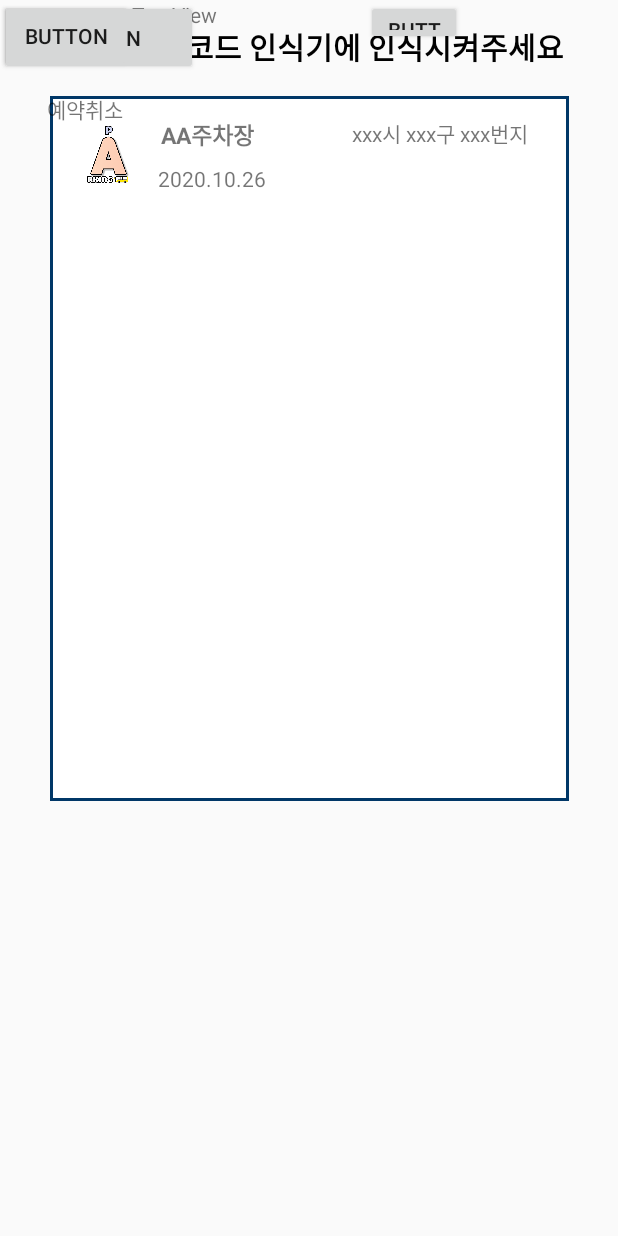
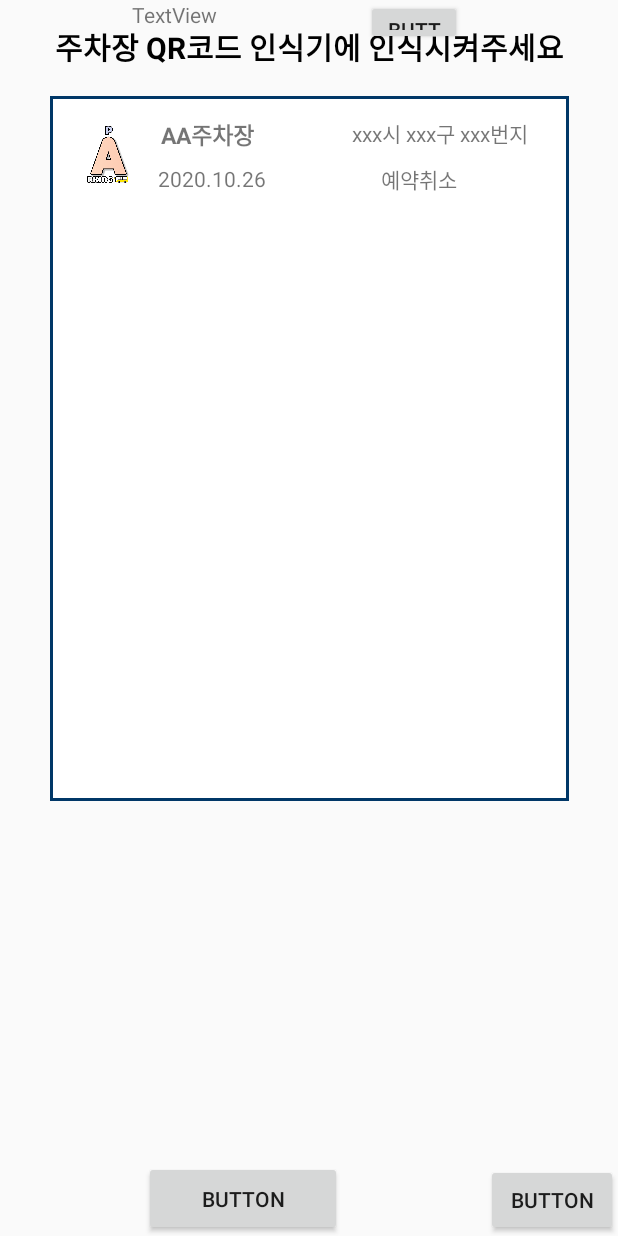
Before and after one commit to yeollow/Aparking, an Android app: the layout activity_check_qr.xml on its own in the app's theme, with its tools: preview values and no code run, on a phone screen of 412 x 824 dp. Run offline under Robolectric (Android 15) with nearby library versions, the phone set to English and light mode, and no system bars.

Commit message:
qrcheck 수정

```diff
--- a/app/src/main/res/layout/activity_check_qr.xml
+++ b/app/src/main/res/layout/activity_check_qr.xml
@@ -77,9 +77,11 @@
             android:id="@+id/qrcheck_cancel"
             android:layout_width="wrap_content"
             android:layout_height="wrap_content"
+            android:layout_marginTop="9dp"
             android:text="예약취소"
-            tools:layout_editor_absoluteX="239dp"
-            tools:layout_editor_absoluteY="44dp" />
+            app:layout_constraintEnd_toEndOf="parent"
+            app:layout_constraintStart_toEndOf="@+id/qrcheck_Date"
+            app:layout_constraintTop_toBottomOf="@+id/textView4" />
 
     </androidx.constraintlayout.widget.ConstraintLayout>
 
@@ -88,8 +90,9 @@
         android:layout_width="132dp"
         android:layout_height="50dp"
         android:text="Button"
-        tools:layout_editor_absoluteX="47dp"
-        tools:layout_editor_absoluteY="651dp" />
+        app:layout_constraintBottom_toBottomOf="parent"
+        app:layout_constraintEnd_toStartOf="@+id/button4"
+        app:layout_constraintStart_toStartOf="parent" />
 
     <TextView
         android:id="@+id/textView6"
@@ -115,7 +118,7 @@
         android:layout_width="wrap_content"
         android:layout_height="wrap_content"
         android:text="Button"
-        tools:layout_editor_absoluteX="263dp"
-        tools:layout_editor_absoluteY="646dp" />
+        app:layout_constraintBottom_toBottomOf="parent"
+        app:layout_constraintEnd_toEndOf="parent" />
 
 </androidx.constraintlayout.widget.ConstraintLayout>
```
